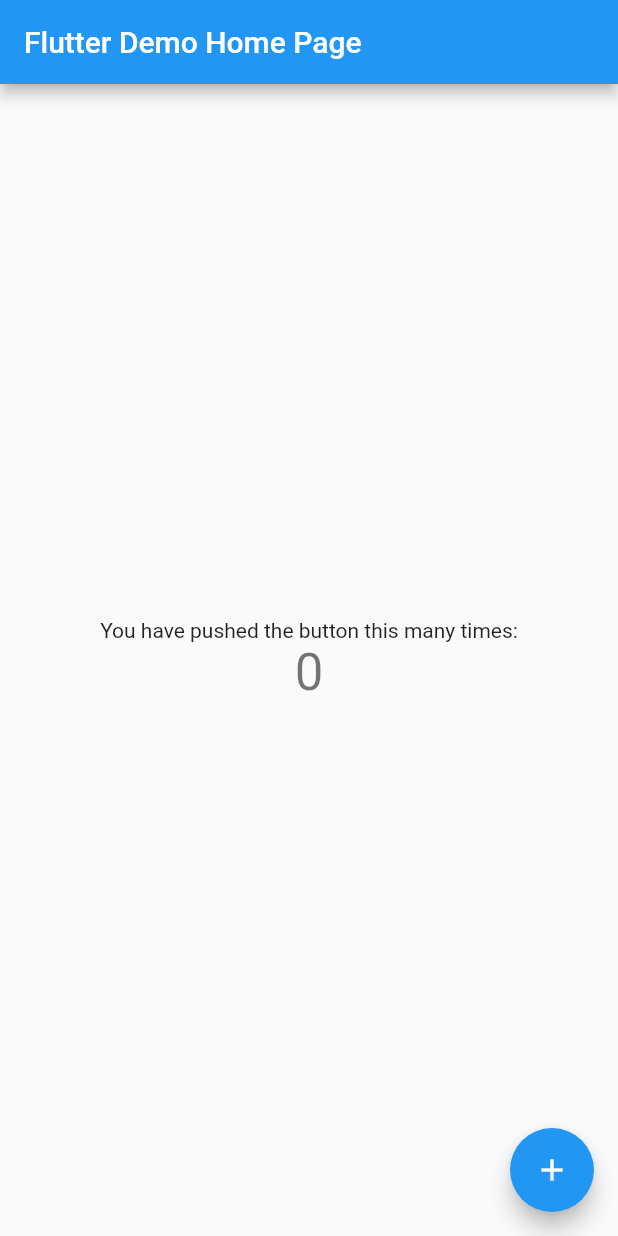
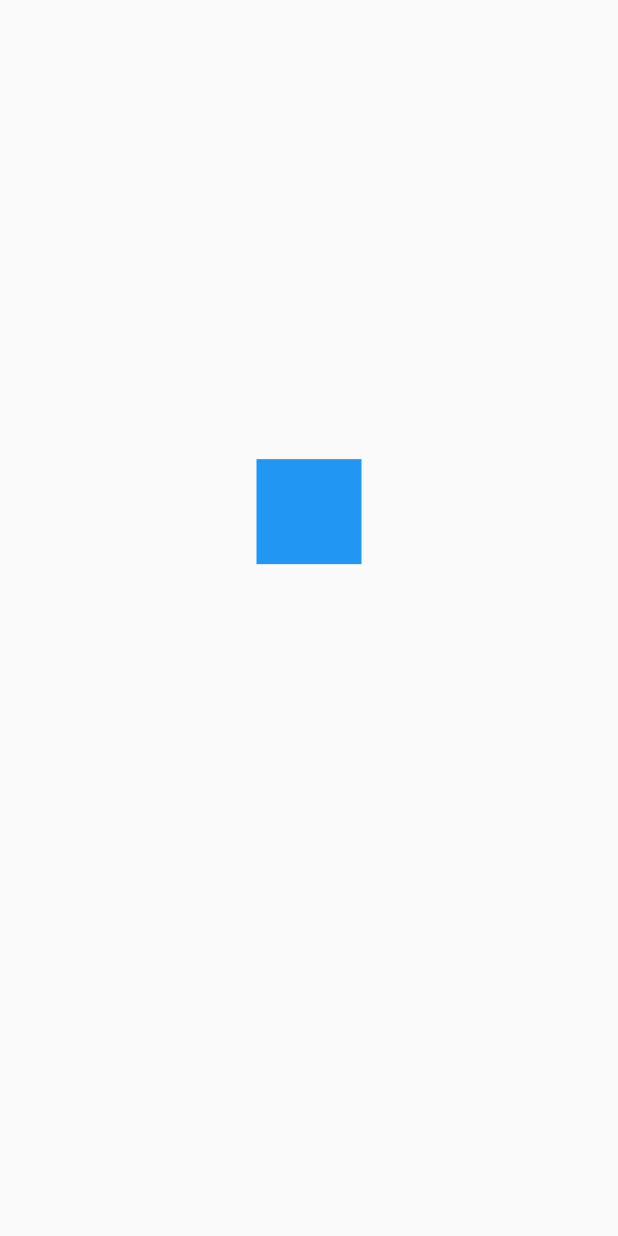
Before and after one commit to e-melara/diseno_app, a Flutter app: the screen it shows after launch, on a phone screen of 412 x 824 dp. Run offline on Flutter 3.47's test engine with Material 2 defaults, Android fonts, the phone set to English and light mode, and no system bars.

Commit message:
CustomPainter and AnimationController

```diff
--- a/lib/main.dart
+++ b/lib/main.dart
@@ -1,117 +1,17 @@
+// import 'package:diseno_app/src/pages/animaciones_page.dart';
+import 'package:diseno_app/src/retos/animation_page_cuadrado.dart';
+// import 'package:diseno_app/src/pages/header.dart';
 import 'package:flutter/material.dart';
 
-void main() {
-  runApp(MyApp());
-}
+void main() => runApp(MyApp());
 
 class MyApp extends StatelessWidget {
-  // This widget is the root of your application.
   @override
   Widget build(BuildContext context) {
     return MaterialApp(
-      title: 'Flutter Demo',
-      theme: ThemeData(
-        // This is the theme of your application.
-        //
-        // Try running your application with "flutter run". You'll see the
-        // application has a blue toolbar. Then, without quitting the app, try
-        // changing the primarySwatch below to Colors.green and then invoke
-        // "hot reload" (press "r" in the console where you ran "flutter run",
-        // or simply save your changes to "hot reload" in a Flutter IDE).
-        // Notice that the counter didn't reset back to zero; the application
-        // is not restarted.
-        primarySwatch: Colors.blue,
-        // This makes the visual density adapt to the platform that you run
-        // the app on. For desktop platforms, the controls will be smaller and
-        // closer together (more dense) than on mobile platforms.
-        visualDensity: VisualDensity.adaptivePlatformDensity,
-      ),
-      home: MyHomePage(title: 'Flutter Demo Home Page'),
+      debugShowCheckedModeBanner: false,
+      title: 'Diseño app',
+      home: AnimacionCuadroPage(),
     );
   }
 }
-
-class MyHomePage extends StatefulWidget {
-  MyHomePage({Key key, this.title}) : super(key: key);
-
-  // This widget is the home page of your application. It is stateful, meaning
-  // that it has a State object (defined below) that contains fields that affect
-  // how it looks.
-
-  // This class is the configuration for the state. It holds the values (in this
-  // case the title) provided by the parent (in this case the App widget) and
-  // used by the build method of the State. Fields in a Widget subclass are
-  // always marked "final".
-
-  final String title;
-
-  @override
-  _MyHomePageState createState() => _MyHomePageState();
-}
-
-class _MyHomePageState extends State<MyHomePage> {
-  int _counter = 0;
-
-  void _incrementCounter() {
-    setState(() {
-      // This call to setState tells the Flutter framework that something has
-      // changed in this State, which causes it to rerun the build method below
-      // so that the display can reflect the updated values. If we changed
-      // _counter without calling setState(), then the build method would not be
-      // called again, and so nothing would appear to happen.
-      _counter++;
-    });
-  }
-
-  @override
-  Widget build(BuildContext context) {
-    // This method is rerun every time setState is called, for instance as done
-    // by the _incrementCounter method above.
-    //
-    // The Flutter framework has been optimized to make rerunning build methods
-    // fast, so that you can just rebuild anything that needs updating rather
-    // than having to individually change instances of widgets.
-    return Scaffold(
-      appBar: AppBar(
-        // Here we take the value from the MyHomePage object that was created by
-        // the App.build method, and use it to set our appbar title.
-        title: Text(widget.title),
-      ),
-      body: Center(
-        // Center is a layout widget. It takes a single child and positions it
-        // in the middle of the parent.
-        child: Column(
-          // Column is also a layout widget. It takes a list of children and
-          // arranges them vertically. By default, it sizes itself to fit its
-          // children horizontally, and tries to be as tall as its parent.
-          //
-          // Invoke "debug painting" (press "p" in the console, choose the
-          // "Toggle Debug Paint" action from the Flutter Inspector in Android
-          // Studio, or the "Toggle Debug Paint" command in Visual Studio Code)
-          // to see the wireframe for each widget.
-          //
-          // Column has various properties to control how it sizes itself and
-          // how it positions its children. Here we use mainAxisAlignment to
-          // center the children vertically; the main axis here is the vertical
-          // axis because Columns are vertical (the cross axis would be
-          // horizontal).
-          mainAxisAlignment: MainAxisAlignment.center,
-          children: <Widget>[
-            Text(
-              'You have pushed the button this many times:',
-            ),
-            Text(
-              '$_counter',
-              style: Theme.of(context).textTheme.headline4,
-            ),
-          ],
-        ),
-      ),
-      floatingActionButton: FloatingActionButton(
-        onPressed: _incrementCounter,
-        tooltip: 'Increment',
-        child: Icon(Icons.add),
-      ), // This trailing comma makes auto-formatting nicer for build methods.
-    );
-  }
-}
--- /dev/null
+++ b/lib/src/retos/animation_page_cuadrado.dart
@@ -0,0 +1,114 @@
+import 'package:flutter/material.dart';
+
+class AnimacionCuadroPage extends StatelessWidget {
+  @override
+  Widget build(BuildContext context) {
+    return Scaffold(
+      body: Center(
+        child: CuadradoAnimado(),
+      ),
+    );
+  }
+}
+
+class CuadradoAnimado extends StatefulWidget {
+  @override
+  _CuadradoAnimadoState createState() => _CuadradoAnimadoState();
+}
+
+class _CuadradoAnimadoState extends State<CuadradoAnimado>
+    with SingleTickerProviderStateMixin {
+  AnimationController controller;
+
+  Animation<double> mIzq;
+  Animation<double> mDerec;
+  Animation<double> mArr;
+  Animation<double> mAbj;
+
+  @override
+  void initState() {
+    controller = AnimationController(
+      vsync: this,
+      duration: Duration(milliseconds: 4000),
+    );
+
+    controller.addListener(() {
+      if (controller.status == AnimationStatus.completed) {
+        controller.repeat();
+      }
+    });
+
+    mDerec = Tween<double>(begin: 0, end: 150).animate(
+      CurvedAnimation(
+        curve: Interval(0.0, 0.25, curve: Curves.bounceIn),
+        parent: controller,
+      ),
+    );
+
+    mArr = Tween<double>(begin: 0, end: 150).animate(
+      CurvedAnimation(
+        curve: Interval(0.25, 0.50, curve: Curves.bounceIn),
+        parent: controller,
+      ),
+    );
+
+    mIzq = Tween<double>(begin: 0, end: 150).animate(
+      CurvedAnimation(
+        curve: Interval(0.50, 0.75, curve: Curves.bounceIn),
+        parent: controller,
+      ),
+    );
+
+    mAbj = Tween<double>(begin: 0, end: 150).animate(
+      CurvedAnimation(
+        curve: Interval(0.75, 1.0, curve: Curves.bounceIn),
+        parent: controller,
+      ),
+    );
+
+    super.initState();
+  }
+
+  @override
+  void dispose() {
+    controller?.dispose();
+    super.dispose();
+  }
+
+  @override
+  Widget build(BuildContext context) {
+    controller.forward();
+    return AnimatedBuilder(
+      animation: controller,
+      child: _Rectangulo(),
+      builder: (BuildContext context, Widget childRectangulo) {
+        return Transform.translate(
+          offset: Offset(0, mAbj.value),
+          child: Transform.translate(
+            offset: Offset(-mIzq.value, 0),
+            child: Transform.translate(
+              offset: Offset(0, -mArr.value),
+              child: Transform.translate(
+                offset: Offset(mDerec.value, 0),
+                child: _Rectangulo(),
+              ),
+            ),
+          ),
+        );
+      },
+    );
+  }
+}
+
+class _Rectangulo extends StatelessWidget {
+  @override
+  Widget build(BuildContext context) {
+    return Container(
+      width: 70.0,
+      height: 70.0,
+      decoration: BoxDecoration(
+        color: Colors.blue,
+      ),
+    );
+  }
+}
```
Also changed, not shown: lib/src/pages/animaciones_page.dart (added, +108 -0 lines), lib/src/pages/header.dart (added, +15 -0 lines), lib/src/widgets/headers.dart (added, +270 -0 lines).
